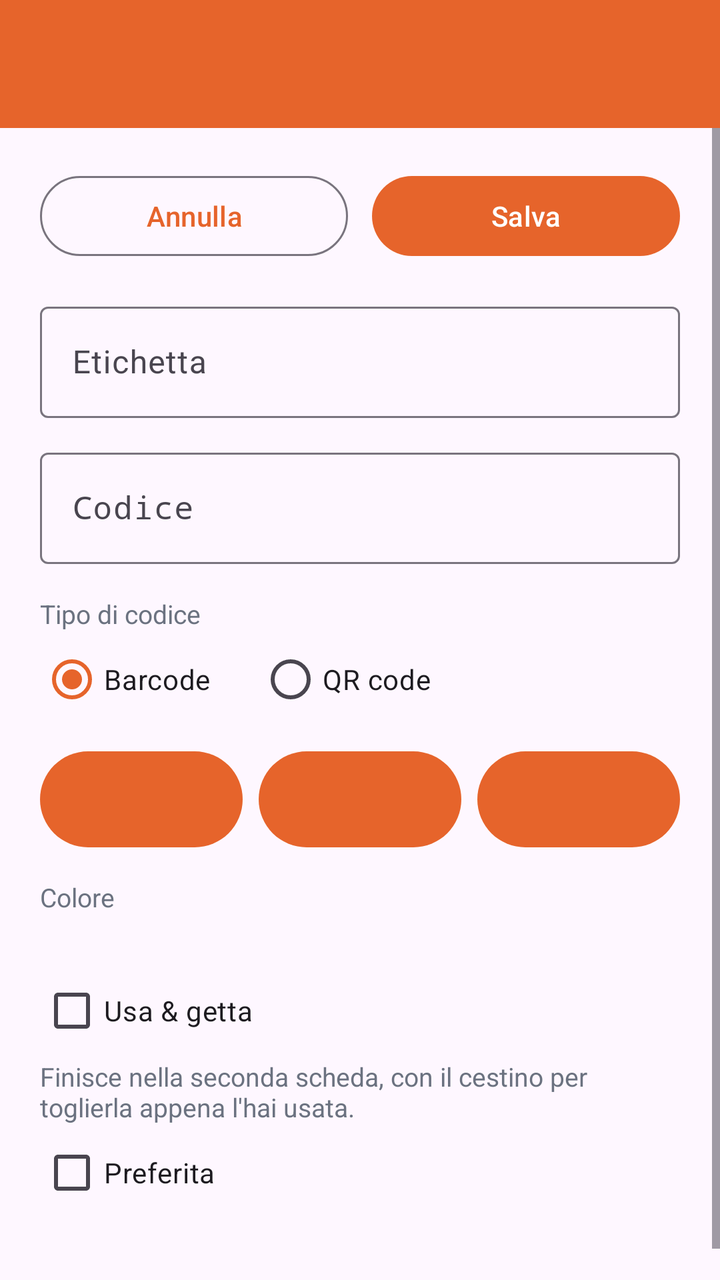
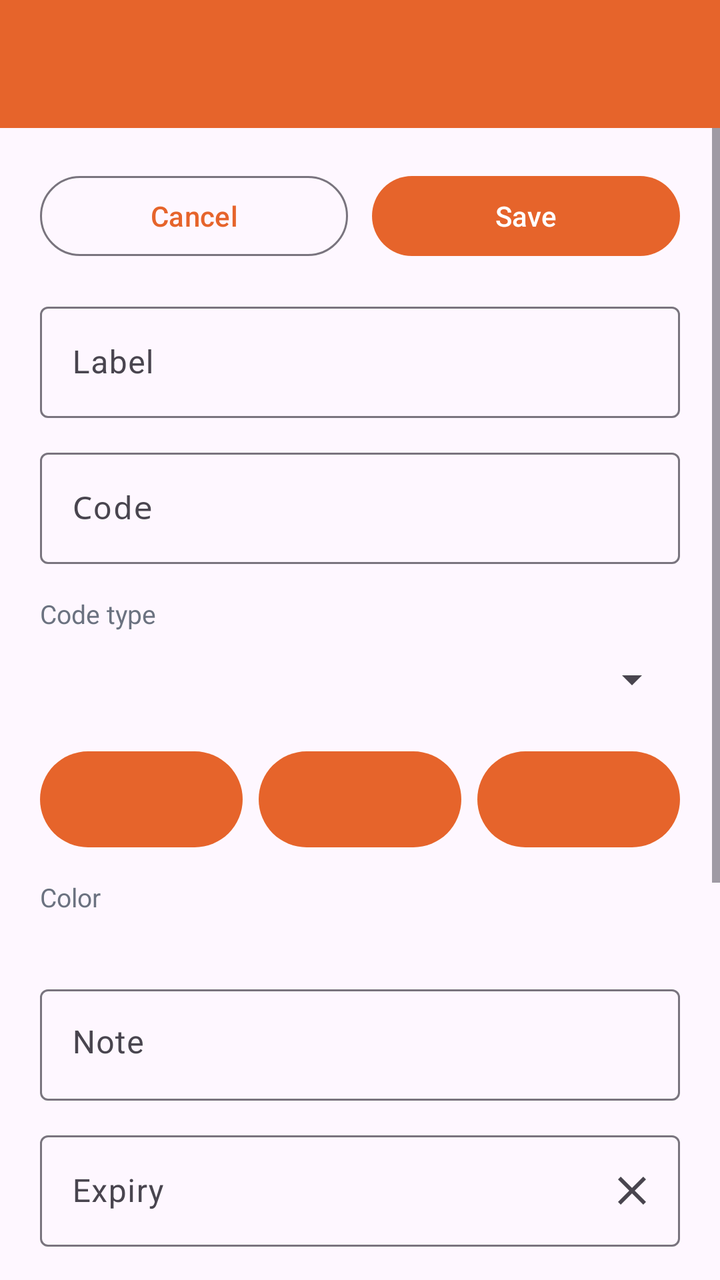

Compare the two renders of this Android layout. The source of the first and the diff that turns it into the second are given below.
<!-- AndroidManifest.xml: application theme Tema.OpenCard -->
<!-- res/layout/activity_form.xml -->
<?xml version="1.0" encoding="utf-8"?>
<androidx.coordinatorlayout.widget.CoordinatorLayout
    xmlns:android="http://schemas.android.com/apk/res/android"
    xmlns:app="http://schemas.android.com/apk/res-auto"
    android:id="@+id/radice"
    android:layout_width="match_parent"
    android:layout_height="match_parent"
    android:fitsSystemWindows="true">

    <com.google.android.material.appbar.AppBarLayout
        android:layout_width="match_parent"
        android:layout_height="wrap_content"
        android:background="@color/brand"
        app:elevation="0dp">

        <com.google.android.material.appbar.MaterialToolbar
            android:id="@+id/barra"
            style="@style/Barra.OpenCard"
            android:layout_width="match_parent"
            android:layout_height="?attr/actionBarSize"
            app:titleCentered="true" />
    </com.google.android.material.appbar.AppBarLayout>

    <ScrollView
        android:layout_width="match_parent"
        android:layout_height="match_parent"
        app:layout_behavior="@string/appbar_scrolling_view_behavior">

        <LinearLayout
            android:layout_width="match_parent"
            android:layout_height="wrap_content"
            android:orientation="vertical"
            android:padding="20dp">

            
            <LinearLayout
                android:layout_width="match_parent"
                android:layout_height="wrap_content"
                android:orientation="horizontal">

                <Button
                    android:id="@+id/annulla"
                    style="?attr/materialButtonOutlinedStyle"
                    android:layout_width="0dp"
                    android:layout_height="wrap_content"
                    android:layout_weight="1"
                    android:text="@string/annulla" />

                <Button
                    android:id="@+id/salva"
                    android:layout_width="0dp"
                    android:layout_height="wrap_content"
                    android:layout_marginStart="12dp"
                    android:layout_weight="1"
                    android:text="@string/salva" />
            </LinearLayout>

            <com.google.android.material.textfield.TextInputLayout
                android:layout_width="match_parent"
                android:layout_height="wrap_content"
                android:layout_marginTop="16dp"
                android:hint="@string/etichetta">

                <com.google.android.material.textfield.TextInputEditText
                    android:id="@+id/nome"
                    android:layout_width="match_parent"
                    android:layout_height="wrap_content"
                    android:inputType="textCapSentences"
                    android:maxLength="120" />
            </com.google.android.material.textfield.TextInputLayout>

            <com.google.android.material.textfield.TextInputLayout
                android:layout_width="match_parent"
                android:layout_height="wrap_content"
                android:layout_marginTop="12dp"
                android:hint="@string/codice">

                <com.google.android.material.textfield.TextInputEditText
                    android:id="@+id/codice"
                    android:layout_width="match_parent"
                    android:layout_height="wrap_content"
                    android:fontFamily="monospace"
                    android:inputType="text"
                    android:maxLength="500" />
            </com.google.android.material.textfield.TextInputLayout>

            <TextView
                android:layout_width="wrap_content"
                android:layout_height="wrap_content"
                android:layout_marginTop="16dp"
                android:text="@string/tipo_di_codice"
                android:textColor="@color/muted"
                android:textSize="13sp" />

            <RadioGroup
                android:layout_width="match_parent"
                android:layout_height="wrap_content"
                android:orientation="horizontal">

                <RadioButton
                    android:id="@+id/tipo_barcode"
                    android:layout_width="wrap_content"
                    android:layout_height="wrap_content"
                    android:checked="true"
                    android:text="@string/barcode" />

                <RadioButton
                    android:id="@+id/tipo_qrcode"
                    android:layout_width="wrap_content"
                    android:layout_height="wrap_content"
                    android:layout_marginStart="24dp"
                    android:text="@string/qrcode" />
            </RadioGroup>

            
            <LinearLayout
                android:layout_width="match_parent"
                android:layout_height="wrap_content"
                android:layout_marginTop="12dp"
                android:baselineAligned="false"
                android:orientation="horizontal">

                <include
                    android:id="@+id/da_fotocamera"
                    layout="@layout/bottone_acquisizione"
                    android:layout_width="0dp"
                    android:layout_height="wrap_content"
                    android:layout_weight="1" />

                <include
                    android:id="@+id/da_galleria"
                    layout="@layout/bottone_acquisizione"
                    android:layout_width="0dp"
                    android:layout_height="wrap_content"
                    android:layout_marginStart="8dp"
                    android:layout_weight="1" />

                <include
                    android:id="@+id/da_file"
                    layout="@layout/bottone_acquisizione"
                    android:layout_width="0dp"
                    android:layout_height="wrap_content"
                    android:layout_marginStart="8dp"
                    android:layout_weight="1" />
            </LinearLayout>

            <TextView
                android:layout_width="wrap_content"
                android:layout_height="wrap_content"
                android:layout_marginTop="16dp"
                android:text="@string/colore"
                android:textColor="@color/muted"
                android:textSize="13sp" />

            <HorizontalScrollView
                android:layout_width="match_parent"
                android:layout_height="wrap_content"
                android:scrollbars="none">

                <LinearLayout
                    android:id="@+id/tavolozza"
                    android:layout_width="wrap_content"
                    android:layout_height="wrap_content"
                    android:orientation="horizontal"
                    android:paddingVertical="8dp" />
            </HorizontalScrollView>

            <com.google.android.material.checkbox.MaterialCheckBox
                android:id="@+id/usa_e_getta"
                android:layout_width="match_parent"
                android:layout_height="wrap_content"
                android:layout_marginTop="8dp"
                android:text="@string/usa_e_getta" />

            <TextView
                android:layout_width="match_parent"
                android:layout_height="wrap_content"
                android:text="@string/usa_e_getta_spiega"
                android:textColor="@color/muted"
                android:textSize="13sp" />

            
            <com.google.android.material.checkbox.MaterialCheckBox
                android:id="@+id/preferita"
                android:layout_width="match_parent"
                android:layout_height="wrap_content"
                android:text="@string/preferita" />

            
            <Button
                android:id="@+id/elimina"
                style="?attr/materialButtonOutlinedStyle"
                android:layout_width="match_parent"
                android:layout_height="wrap_content"
                android:layout_marginTop="8dp"
                android:text="@string/elimina"
                android:textColor="@color/danger"
                android:visibility="gone"
                app:icon="@drawable/ic_cestino"
                app:iconTint="@color/danger"
                app:rippleColor="@color/danger"
                app:strokeColor="@color/danger" />

            <TextView
                android:id="@+id/errore"
                android:layout_width="match_parent"
                android:layout_height="wrap_content"
                android:layout_marginTop="8dp"
                android:textColor="@color/danger"
                android:textSize="13sp" />
        </LinearLayout>
    </ScrollView>
</androidx.coordinatorlayout.widget.CoordinatorLayout>
<!-- res/layout/bottone_acquisizione.xml (included above) -->
<?xml version="1.0" encoding="utf-8"?>
<com.google.android.material.button.MaterialButton
    xmlns:android="http://schemas.android.com/apk/res/android"
    xmlns:app="http://schemas.android.com/apk/res-auto"
    android:layout_width="match_parent"
    android:layout_height="wrap_content"
    android:insetTop="0dp"
    android:insetBottom="0dp"
    android:paddingVertical="10dp"
    android:textSize="12sp"
    app:iconGravity="top"
    app:iconPadding="4dp"
    app:iconSize="22dp" />
<!-- resources referenced by this layout -->
<resources>
  <color name="brand">#E6642B</color>
  <color name="danger">#E53935</color>
  <color name="muted">#6B7280</color>
  <!-- drawable ic_cestino (drawable) -->
  <vector xmlns:android="http://schemas.android.com/apk/res/android"
      android:width="24dp" android:height="24dp"
      android:viewportWidth="24" android:viewportHeight="24"
      android:tint="?attr/colorControlNormal">
      <path android:fillColor="@android:color/white"
          android:pathData="M6,19c0,1.1 0.9,2 2,2h8c1.1,0 2,-0.9 2,-2V7H6v12zM19,4h-3.5l-1,-1h-5l-1,1H5v2h14V4z" />
  </vector>
  <string name="annulla">Annulla</string>
  <string name="barcode">Barcode</string>
  <string name="codice">Codice</string>
  <string name="colore">Colore</string>
  <string name="elimina">Elimina</string>
  <string name="etichetta">Etichetta</string>
  <string name="preferita">Preferita</string>
  <string name="qrcode">QR code</string>
  <string name="salva">Salva</string>
  <string name="tipo_di_codice">Tipo di codice</string>
  <string name="usa_e_getta">Usa &amp; getta</string>
  <string name="usa_e_getta_spiega">Finisce nella seconda scheda, con il cestino per toglierla appena l\'hai usata.</string>
  <style name="Barra.OpenCard" parent="Widget.Material3.Toolbar">
          <item name="android:background">@color/brand</item>
          <item name="titleTextColor">@color/on_brand</item>
          <item name="subtitleTextColor">@color/on_brand</item>
          <item name="android:theme">@style/ThemeOverlay.Material3.Dark.ActionBar</item>
          
          <item name="popupTheme">@style/ThemeOverlay.Material3.Light</item>
      </style>
  <style name="Tema.OpenCard" parent="Theme.Material3.DayNight.NoActionBar">
          <item name="colorPrimary">@color/brand</item>
          <item name="colorOnPrimary">@color/on_brand</item>
          <item name="colorSecondary">@color/brand</item>
          <item name="colorOnSecondary">@color/on_brand</item>
          <item name="android:statusBarColor" tools:targetApi="21">@color/brand</item>
          <item name="android:windowLightStatusBar" tools:targetApi="23">false</item>
      </style>
  <color name="on_brand">#FFFFFF</color>
</resources>

<!-- the commit's change to res/layout/activity_form.xml (unified diff, before → after) -->
@@ -92,25 +92,12 @@
                 android:textColor="@color/muted"
                 android:textSize="13sp" />
 
-            <RadioGroup
-                android:layout_width="match_parent"
-                android:layout_height="wrap_content"
-                android:orientation="horizontal">
-
-                <RadioButton
-                    android:id="@+id/tipo_barcode"
-                    android:layout_width="wrap_content"
-                    android:layout_height="wrap_content"
-                    android:checked="true"
-                    android:text="@string/barcode" />
-
-                <RadioButton
-                    android:id="@+id/tipo_qrcode"
-                    android:layout_width="wrap_content"
-                    android:layout_height="wrap_content"
-                    android:layout_marginStart="24dp"
-                    android:text="@string/qrcode" />
-            </RadioGroup>
+            
+            <Spinner
+                android:id="@+id/simbologia"
+                android:layout_width="match_parent"
+                android:layout_height="wrap_content"
+                android:minHeight="48dp" />
 
             
             <LinearLayout
@@ -164,6 +151,116 @@
                     android:orientation="horizontal"
                     android:paddingVertical="8dp" />
             </HorizontalScrollView>
+
+            
+            <com.google.android.material.textfield.TextInputLayout
+                android:layout_width="match_parent"
+                android:layout_height="wrap_content"
+                android:layout_marginTop="16dp"
+                android:hint="@string/nota">
+
+                <com.google.android.material.textfield.TextInputEditText
+                    android:id="@+id/nota"
+                    android:layout_width="match_parent"
+                    android:layout_height="wrap_content"
+                    android:gravity="top"
+                    android:inputType="textMultiLine|textCapSentences"
+                    android:maxLength="500"
+                    android:maxLines="4" />
+            </com.google.android.material.textfield.TextInputLayout>
+
+            <com.google.android.material.textfield.TextInputLayout
+                android:layout_width="match_parent"
+                android:layout_height="wrap_content"
+                android:layout_marginTop="12dp"
+                android:id="@+id/riquadro_scadenza"
+                android:hint="@string/scadenza"
+                app:endIconContentDescription="@string/annulla"
+                app:endIconDrawable="@drawable/ic_chiudi"
+                app:endIconMode="custom">
+
+                
+                <com.google.android.material.textfield.TextInputEditText
+                    android:id="@+id/scadenza"
+                    android:layout_width="match_parent"
+                    android:layout_height="wrap_content"
+                    android:cursorVisible="false"
+                    android:focusable="false"
+                    android:inputType="none"
+                    android:longClickable="false" />
+            </com.google.android.material.textfield.TextInputLayout>
+
+            <com.google.android.material.textfield.TextInputLayout
+                android:layout_width="match_parent"
+                android:layout_height="wrap_content"
+                android:layout_marginTop="12dp"
+                android:hint="@string/saldo">
+
+                <com.google.android.material.textfield.TextInputEditText
+                    android:id="@+id/saldo"
+                    android:layout_width="match_parent"
+                    android:layout_height="wrap_content"
+                    android:inputType="text"
+                    android:maxLength="30" />
+            </com.google.android.material.textfield.TextInputLayout>
+
+            
+            <LinearLayout
+                android:layout_width="match_parent"
+                android:layout_height="wrap_content"
+                android:layout_marginTop="16dp"
+                android:baselineAligned="false"
+                android:orientation="horizontal">
+
+                <LinearLayout
+                    android:layout_width="0dp"
+                    android:layout_height="wrap_content"
+                    android:layout_weight="1"
+                    android:orientation="vertical">
+
+                    <com.google.android.material.button.MaterialButton
+                        android:id="@+id/foto_fronte"
+                        style="@style/Widget.Material3.Button.OutlinedButton"
+                        android:layout_width="match_parent"
+                        android:layout_height="wrap_content"
+                        android:text="@string/foto_fronte" />
+
+                    <ImageView
+                        android:id="@+id/anteprima_fronte"
+                        android:layout_width="match_parent"
+                        android:layout_height="120dp"
+                        android:layout_marginTop="4dp"
+                        android:adjustViewBounds="true"
+                        android:contentDescription="@string/foto_fronte"
+                        android:scaleType="centerCrop"
+                        android:visibility="gone" />
+                </LinearLayout>
+
+                <LinearLayout
+                    android:layout_width="0dp"
+                    android:layout_height="wrap_content"
+                    android:layout_marginStart="12dp"
+                    android:layout_weight="1"
+                    android:orientation="vertical">
+
+                    <com.google.android.material.button.MaterialButton
+                        android:id="@+id/foto_retro"
+                        style="@style/Widget.Material3.Button.OutlinedButton"
+                        android:layout_width="match_parent"
+                        android:layout_height="wrap_content"
+                        android:text="@string/foto_retro" />
+
+                    <ImageView
+                        android:id="@+id/anteprima_retro"
+                        android:layout_width="match_parent"
+                        android:layout_height="120dp"
+                        android:layout_marginTop="4dp"
+                        android:adjustViewBounds="true"
+                        android:contentDescription="@string/foto_retro"
+                        android:scaleType="centerCrop"
+                        android:visibility="gone" />
+                </LinearLayout>
+            </LinearLayout>
 
             <com.google.android.material.checkbox.MaterialCheckBox
                 android:id="@+id/usa_e_getta"
<!-- resource entries referenced after the edit -->
@@ -11,18 +11,29 @@
       <path android:fillColor="@android:color/white"
           android:pathData="M6,19c0,1.1 0.9,2 2,2h8c1.1,0 2,-0.9 2,-2V7H6v12zM19,4h-3.5l-1,-1h-5l-1,1H5v2h14V4z" />
   </vector>
-  <string name="annulla">Annulla</string>
-  <string name="barcode">Barcode</string>
-  <string name="codice">Codice</string>
-  <string name="colore">Colore</string>
-  <string name="elimina">Elimina</string>
-  <string name="etichetta">Etichetta</string>
-  <string name="preferita">Preferita</string>
-  <string name="qrcode">QR code</string>
-  <string name="salva">Salva</string>
-  <string name="tipo_di_codice">Tipo di codice</string>
-  <string name="usa_e_getta">Usa &amp; getta</string>
-  <string name="usa_e_getta_spiega">Finisce nella seconda scheda, con il cestino per toglierla appena l\'hai usata.</string>
+  <!-- drawable ic_chiudi (drawable) -->
+  <vector xmlns:android="http://schemas.android.com/apk/res/android"
+      android:width="24dp" android:height="24dp"
+      android:viewportWidth="24" android:viewportHeight="24"
+      android:tint="?attr/colorControlNormal">
+      <path android:fillColor="@android:color/white"
+          android:pathData="M19,6.41L17.59,5 12,10.59 6.41,5 5,6.41 10.59,12 5,17.59 6.41,19 12,13.41 17.59,19 19,17.59 13.41,12z" />
+  </vector>
+  <string name="annulla">Cancel</string>
+  <string name="codice">Code</string>
+  <string name="colore">Color</string>
+  <string name="elimina">Delete</string>
+  <string name="etichetta">Label</string>
+  <string name="foto_fronte">Front photo</string>
+  <string name="foto_retro">Back photo</string>
+  <string name="nota">Note</string>
+  <string name="preferita">Favorite</string>
+  <string name="saldo">Balance</string>
+  <string name="salva">Save</string>
+  <string name="scadenza">Expiry</string>
+  <string name="tipo_di_codice">Code type</string>
+  <string name="usa_e_getta">Single use</string>
+  <string name="usa_e_getta_spiega">It goes in the second tab, with a trash icon to remove it as soon as you\'ve used it.</string>
   <style name="Barra.OpenCard" parent="Widget.Material3.Toolbar">
           <item name="android:background">@color/brand</item>
           <item name="titleTextColor">@color/on_brand</item>
